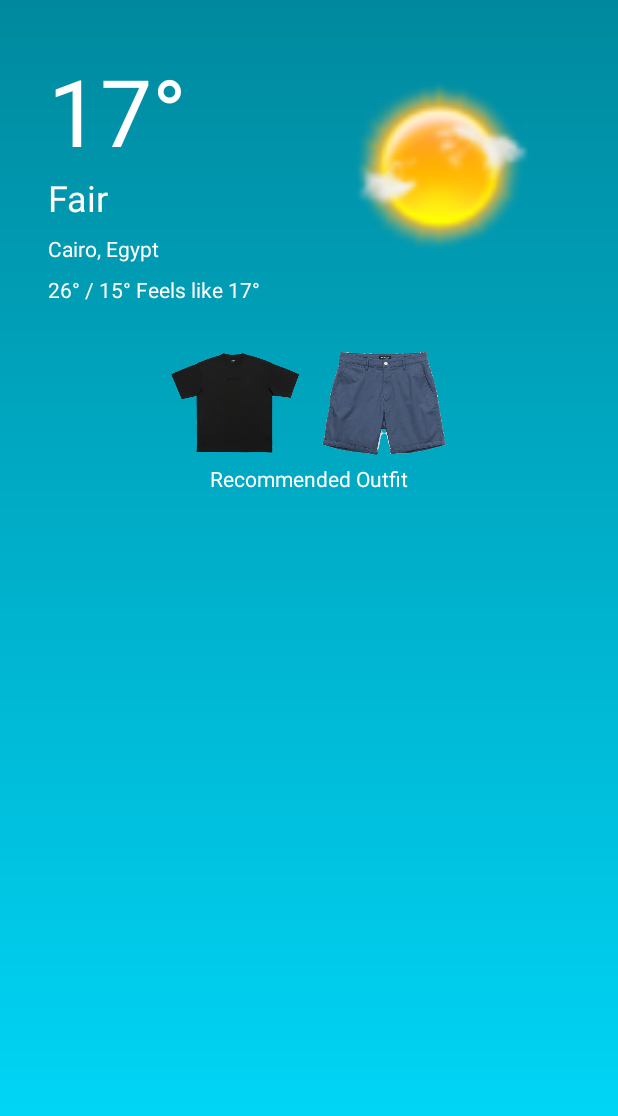
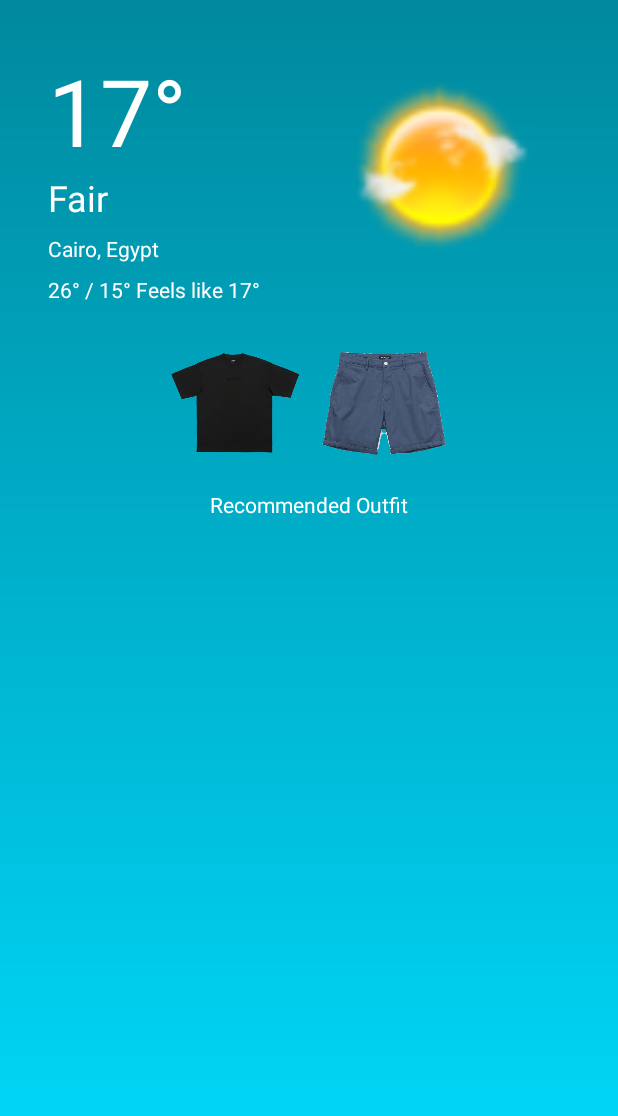
Before and after one commit to youssefabdullah24/ClothingSuggester, an Android app: the layout content_main.xml on its own in the app's theme, with its tools: preview values and no code run, on a phone screen of 412 x 824 dp. Shown: the top 1116 px of the screen. Run offline under Robolectric (Android 15) with nearby library versions, the phone set to English and light mode, and no system bars.

Commit message:
initial commit.

```diff
--- a/app/src/main/res/layout/content_main.xml
+++ b/app/src/main/res/layout/content_main.xml
@@ -67,17 +67,16 @@
         android:layout_marginTop="8dp"
         android:text="Recommended Outfit"
         android:textColor="@color/white"
-        app:layout_constraintBottom_toBottomOf="@id/topImageView"
+        app:layout_constraintTop_toBottomOf="@id/topImageView"
         app:layout_constraintEnd_toEndOf="@id/bottomImageView"
-        app:layout_constraintStart_toStartOf="@id/topImageView"
-        app:layout_constraintTop_toBottomOf="@id/topImageView" />
+        app:layout_constraintStart_toStartOf="@id/topImageView" />
 
     <ImageView
         android:id="@+id/topImageView"
         android:layout_width="100dp"
         android:layout_height="100dp"
         android:layout_marginTop="16sp"
-        android:scaleType="fitXY"
+        android:scaleType="fitCenter"
         app:layout_constraintEnd_toStartOf="@id/bottomImageView"
         app:layout_constraintHorizontal_chainStyle="packed"
         app:layout_constraintStart_toStartOf="parent"
@@ -88,7 +87,7 @@
         android:id="@+id/bottomImageView"
         android:layout_width="100dp"
         android:layout_height="100dp"
-        android:scaleType="fitXY"
+        android:scaleType="fitCenter"
         app:layout_constraintEnd_toEndOf="parent"
         app:layout_constraintStart_toEndOf="@id/topImageView"
         app:layout_constraintTop_toTopOf="@id/topImageView"
```
Also changed, not shown: app/src/main/java/com/example/clothingsuggester/MainActivity.kt (+49 -35 lines).
